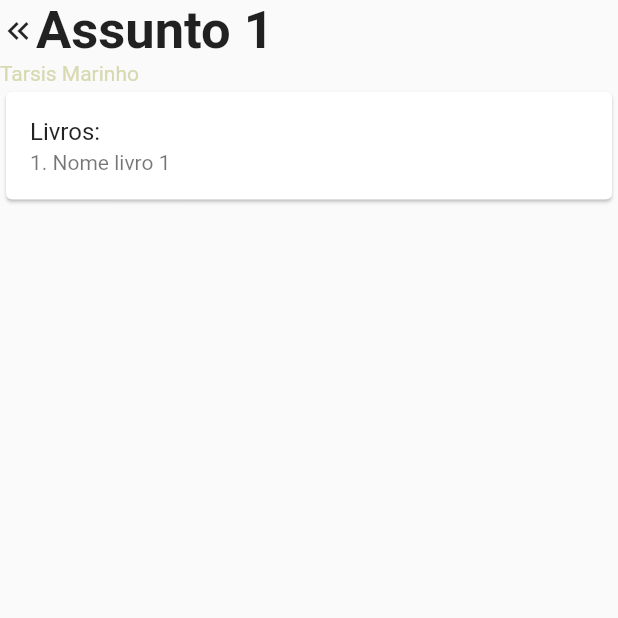
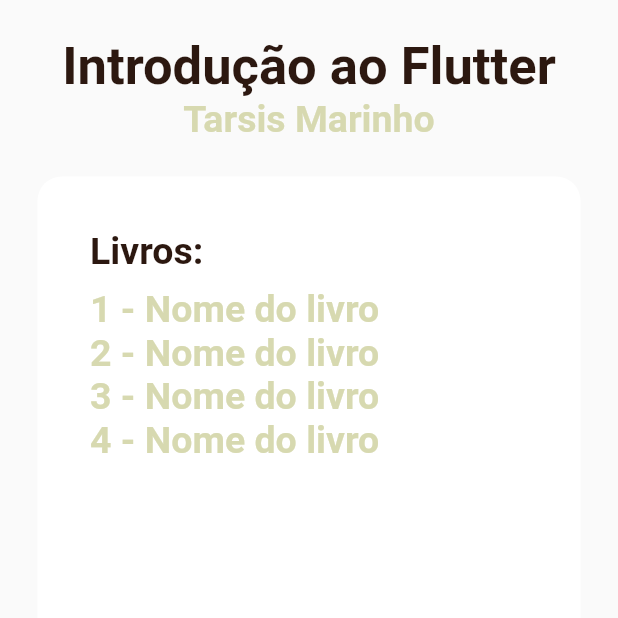
Before and after one commit to diozenio/bookstop, a Flutter app: the screen it shows after launch, on a phone screen of 412 x 824 dp, the top half of it. Run offline on Flutter 3.47's test engine with Material 2 defaults, Android fonts, the phone set to English and light mode, and no system bars; Roboto replaces fonts that are missing (Times New Roman).

Commit message:
Tela de referencias finalizada

```diff
--- a/lib/main.dart
+++ b/lib/main.dart
@@ -5,5 +5,6 @@ import 'package:bookstop/pages/livros.dart';
 void main() {
   runApp(const MaterialApp(
     home: Livros(),
+    debugShowCheckedModeBanner: false,
   ));
 }
--- a/lib/pages/livros.dart
+++ b/lib/pages/livros.dart
@@ -1,3 +1,5 @@
+// ignore_for_file: prefer_const_constructors
+
 import 'package:flutter/material.dart';
 import 'package:bookstop/pages/widgets/cardlivros.dart';
 
@@ -12,40 +14,118 @@ class _LivrosState extends State<Livros> {
   @override
   Widget build(BuildContext context) {
     return Scaffold(
-      body: ListView(
-        children:
-           [Row (children: [
-           Icon (
-            Icons.keyboard_double_arrow_left,
+      backgroundColor: const Color(0xFFFAFAFA),
+      body: Padding(
+        padding: const EdgeInsets.fromLTRB(25, 0, 25, 0),
+        child: Column(
+          children: [
+            Expanded(
+              flex: 1,
+              child: Container(
+                child: Center(
+                  // ignore: prefer_const_literals_to_create_immutables
+                  child: Column(mainAxisAlignment: MainAxisAlignment.center,
+                      // ignore: prefer_const_literals_to_create_immutables
+                      children: [
+                        const Text(
+                          "Introdução ao Flutter",
+                          textAlign: TextAlign.center,
+                          // ignore: unnecessary_const
+                          style: const TextStyle(
+                              color: Color(0xFF2C1810),
+                              fontFamily: "Times New Roman",
+                              fontSize: 35,
+                              fontWeight: FontWeight.bold),
                         ),
-            Text("Assunto 1",
+                        const Text(
+                          "Tarsis Marinho",
+                          textAlign: TextAlign.center,
+                          // ignore: unnecessary_const
+                          style: const TextStyle(
+                              color: Color(0xFFD7D9B0),
+                              fontFamily: "Times New Roman",
+                              fontSize: 25,
+                              fontWeight: FontWeight.bold),
+                        )
+                      ]),
+                ),
+              ),
+            ),
+            Expanded(
+              flex: 6,
+              child: Container(
+                padding: EdgeInsets.all(35),
+                width: double.infinity,
+                decoration: BoxDecoration(
+                  color: Color(0xFFFFFFFF),
+                  borderRadius: BorderRadius.only(
+                      topLeft: Radius.circular(16),
+                      topRight: Radius.circular(16)),
+                ),
+                child: Column(
+                  crossAxisAlignment: CrossAxisAlignment.start,
+                  // ignore: prefer_const_literals_to_create_immutables
+                  children: [
+                    Text(
+                      "Livros:",
+                      textAlign: TextAlign.left,
                       style: TextStyle(
+                        color: Color(0xFF2C1810),
+                        fontFamily: "Times New Roman",
+                        fontSize: 25,
                         fontWeight: FontWeight.bold,
-            fontSize: 35,
+                      ),
+                    ),
+                    SizedBox(
+                      height: 10,
+                    ),
+                    Text(
+                      "1 - Nome do livro",
+                      textAlign: TextAlign.left,
+                      style: TextStyle(
+                        color: Color(0xFFD7D9B0),
+                        fontFamily: "Times New Roman",
+                        fontSize: 25,
+                        fontWeight: FontWeight.bold,
+                      ),
+                    ),
+                    Text(
+                      "2 - Nome do livro",
+                      textAlign: TextAlign.left,
+                      style: TextStyle(
+                        color: Color(0xFFD7D9B0),
+                        fontFamily: "Times New Roman",
+                        fontSize: 25,
+                        fontWeight: FontWeight.bold,
+                      ),
+                    ),
+                    Text(
+                      "3 - Nome do livro",
+                      textAlign: TextAlign.left,
+                      style: TextStyle(
+                        color: Color(0xFFD7D9B0),
+                        fontFamily: "Times New Roman",
+                        fontSize: 25,
+                        fontWeight: FontWeight.bold,
+                      ),
+                    ),
+                    Text(
+                      "4 - Nome do livro",
+                      textAlign: TextAlign.left,
+                      style: TextStyle(
+                        color: Color(0xFFD7D9B0),
+                        fontFamily: "Times New Roman",
+                        fontSize: 25,
+                        fontWeight: FontWeight.bold,
                       ),
                     ),
                   ],
                 ),
-           Text('Tarsis Marinho',
-           style: TextStyle(
-            color: Color(0x0FFD7D9B0),
-
-           )
               ),
-             Card(
-                child: Column(
-          mainAxisSize: MainAxisSize.min,
-          children: <Widget>[
-            const ListTile(
-              title: Text('Livros:'),
-              subtitle: Text('1. Nome livro 1'),
             ),
           ],
         ),
       ),
-         ],
-      ),
-
     );
   }
 }
```
Also changed, not shown: 2 other files. Lines whose indentation alone changed are shown as unchanged.
